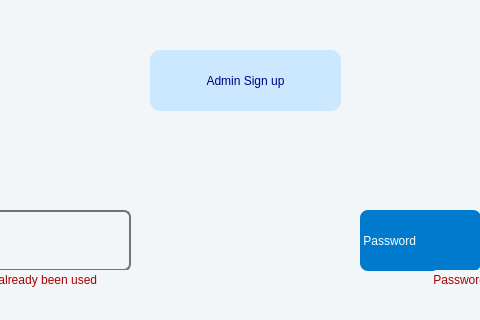
Before: the Qt Designer form UIAP_Final/adminsignup.ui in a-HA7-z/UIAP_Final, drawn with Qt 5; both pictures show x 260 to 740 and y 0 to 320 of the 1016 by 707 pixel window.
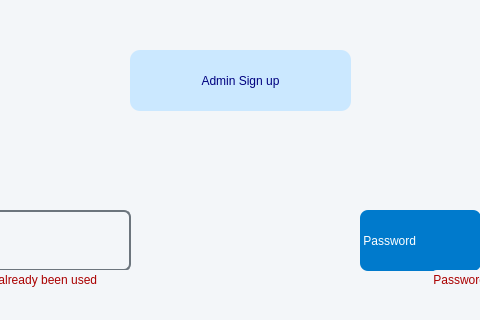
After: the same form once the commit is applied. Icons and pictures are not drawn.

What changed in the file:
```diff
--- a/UIAP_Final/adminsignup.ui
+++ b/UIAP_Final/adminsignup.ui
@@ -369,9 +369,9 @@
   <widget class="QLabel" name="label_7">
    <property name="geometry">
     <rect>
-     <x>410</x>
+     <x>390</x>
      <y>50</y>
-     <width>191</width>
+     <width>221</width>
      <height>61</height>
     </rect>
    </property>
```
Left out of the diff: 16 changed lines with no effect on the pictures.
